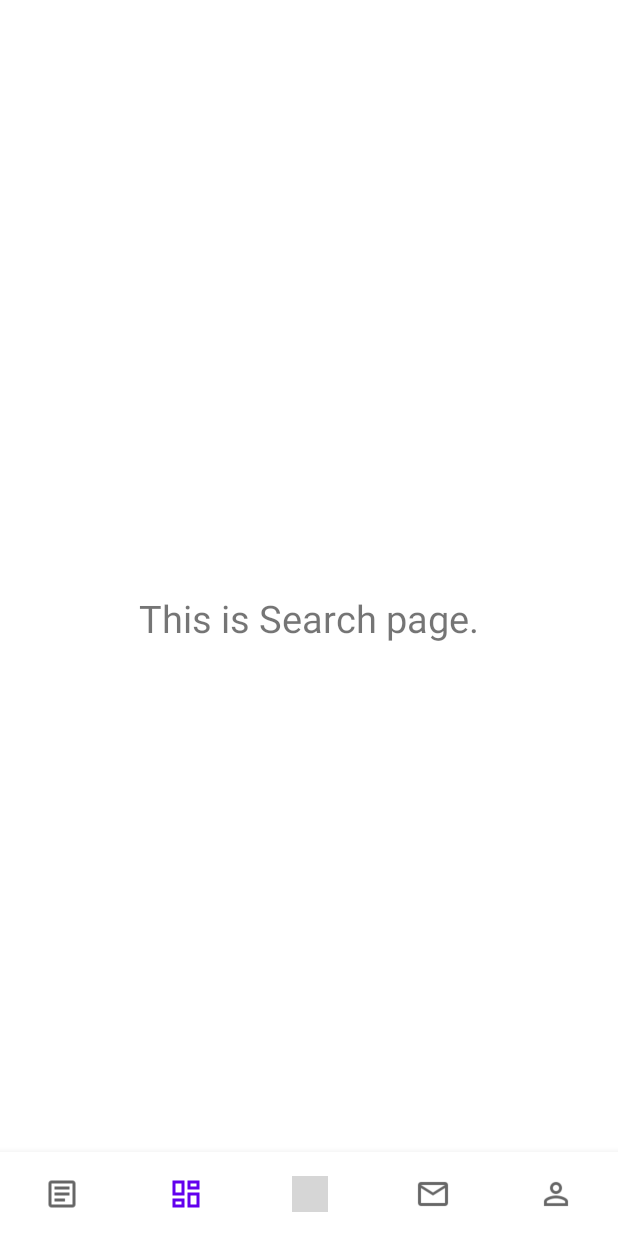
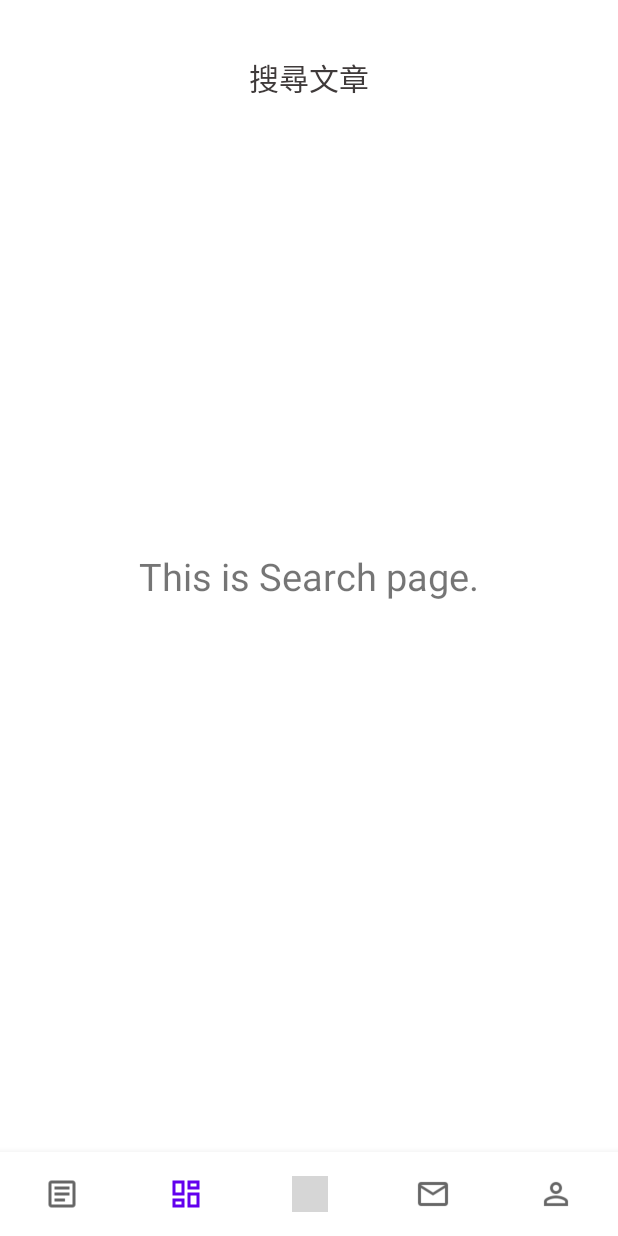
Before and after one commit to Andy177-Apps/KnowHow-Binding, an Android app: the screen it shows after launch (MainActivity), item 2 of the bottom bar chosen, on a phone screen of 412 x 824 dp. Run offline under Robolectric (Android 15) with nearby library versions, the phone set to English and light mode, and no system bars; our stand-ins replace data binding; 1 statement that could not run was skipped; grey boxes are pictures that could not be loaded.

Commit message:
Set ToolBar.

```diff
--- a/app/src/main/java/com/wenbin/knowhowbinding/MainActivity.kt
+++ b/app/src/main/java/com/wenbin/knowhowbinding/MainActivity.kt
@@ -1,22 +1,20 @@
 package com.wenbin.knowhowbinding
 
+import android.os.Build
+import android.os.Bundle
+import android.util.DisplayMetrics
+import android.view.Gravity
+import android.view.View
 import androidx.appcompat.app.AppCompatActivity
-import android.os.Bundle
-import android.view.LayoutInflater
-import androidx.activity.viewModels
+import androidx.appcompat.widget.Toolbar
 import androidx.databinding.DataBindingUtil
 import androidx.lifecycle.ViewModelProvider
-import androidx.navigation.NavController
-import androidx.navigation.NavDestination
 import androidx.navigation.findNavController
-import com.google.android.material.bottomnavigation.BottomNavigationItemView
-import com.google.android.material.bottomnavigation.BottomNavigationMenuView
 import com.google.android.material.bottomnavigation.BottomNavigationView
-import com.wenbin.knowhowbinding.calendar.CalendarViewModel
+import com.wenbin.knowhowbinding.data.KnowHowBindingRepository
 import com.wenbin.knowhowbinding.databinding.ActivityMainBinding
-import com.wenbin.knowhowbinding.ext.getVmFactory
-import com.wenbin.knowhowbinding.home.HomeViewModel
-import com.wenbin.knowhowbinding.util.CurrentFragmentType
+import com.wenbin.knowhowbinding.factory.ViewModelFactory
+import kotlinx.coroutines.launch
 
 class MainActivity : AppCompatActivity() {
 //    val viewModel by viewModels<MainViewModel> { getVmFactory() }
@@ -69,11 +67,10 @@ class MainActivity : AppCompatActivity() {
 
     override fun onCreate(savedInstanceState: Bundle?) {
         super.onCreate(savedInstanceState)
-
         binding = DataBindingUtil.setContentView(this, R.layout.activity_main)
         binding.lifecycleOwner = this
 //        binding.viewModel = viewModel
-//        viewModel.runLog()
+
         setupBottomNav()
 //        setupNavController ()
     }
@@ -102,4 +99,9 @@ class MainActivity : AppCompatActivity() {
 //            }
 //        }
 //    }
+
+    fun resetToolBar(title: String){
+        binding.textViewToolBarTitle.text = title
+    }
+
 }
--- a/app/src/main/java/com/wenbin/knowhowbinding/MainViewModel.kt
+++ b/app/src/main/java/com/wenbin/knowhowbinding/MainViewModel.kt
@@ -10,8 +10,4 @@ class MainViewModel(private val knowHowBindingRepository: KnowHowBindingReposito
 
     // Record current fragment to support data binding
     val currentFragmentType = MutableLiveData<CurrentFragmentType>()
-
-    fun runLog() {
-        Log.d("wenbin", "shfoisfidsjfisfofsisfdo")
-    }
 }
--- a/app/src/main/java/com/wenbin/knowhowbinding/calendar/CalendarFragment.kt
+++ b/app/src/main/java/com/wenbin/knowhowbinding/calendar/CalendarFragment.kt
@@ -6,6 +6,7 @@ import android.view.View
 import android.view.ViewGroup
 import androidx.fragment.app.Fragment
 import androidx.lifecycle.ViewModelProvider
+import com.wenbin.knowhowbinding.MainActivity
 import com.wenbin.knowhowbinding.databinding.FragmentCalendarBinding
 
 class CalendarFragment : Fragment() {
@@ -23,6 +24,9 @@ class CalendarFragment : Fragment() {
         binding.lifecycleOwner = this
         binding.viewModel = viewModel
 
+        if (activity is MainActivity) {
+            (activity as MainActivity).resetToolBar("月曆")
+        }
         return binding.root
     }
 }
--- a/app/src/main/java/com/wenbin/knowhowbinding/chatroom/ChatRoomFragment.kt
+++ b/app/src/main/java/com/wenbin/knowhowbinding/chatroom/ChatRoomFragment.kt
@@ -6,6 +6,7 @@ import android.view.View
 import android.view.ViewGroup
 import androidx.fragment.app.Fragment
 import androidx.lifecycle.ViewModelProvider
+import com.wenbin.knowhowbinding.MainActivity
 import com.wenbin.knowhowbinding.databinding.FragmentChatroomBinding
 
 class ChatRoomFragment  : Fragment() {
@@ -23,6 +24,9 @@ class ChatRoomFragment  : Fragment() {
         binding.lifecycleOwner = this
         binding.viewModel = viewModel
 
+        if (activity is MainActivity) {
+            (activity as MainActivity).resetToolBar("聊天紀錄")
+        }
         return binding.root
     }
 }
--- a/app/src/main/java/com/wenbin/knowhowbinding/home/HomeFragment.kt
+++ b/app/src/main/java/com/wenbin/knowhowbinding/home/HomeFragment.kt
@@ -6,6 +6,7 @@ import android.view.View
 import android.view.ViewGroup
 import androidx.fragment.app.Fragment
 import androidx.lifecycle.ViewModelProvider
+import com.wenbin.knowhowbinding.MainActivity
 import com.wenbin.knowhowbinding.databinding.FragmentHomeBinding
 
 class HomeFragment : Fragment() {
@@ -23,6 +24,9 @@ class HomeFragment : Fragment() {
         binding.lifecycleOwner = this
         binding.viewModel = viewModel
 
+        if (activity is MainActivity) {
+            (activity as MainActivity).resetToolBar("文章列表")
+        }
         return binding.root
     }
 }
--- a/app/src/main/java/com/wenbin/knowhowbinding/profile/ProfileFragment.kt
+++ b/app/src/main/java/com/wenbin/knowhowbinding/profile/ProfileFragment.kt
@@ -6,6 +6,7 @@ import android.view.View
 import android.view.ViewGroup
 import androidx.fragment.app.Fragment
 import androidx.lifecycle.ViewModelProvider
+import com.wenbin.knowhowbinding.MainActivity
 import com.wenbin.knowhowbinding.databinding.FragmentProfileBinding
 
 
@@ -24,6 +25,9 @@ class ProfileFragment  : Fragment() {
         binding.lifecycleOwner = this
         binding.viewModel = viewModel
 
+        if (activity is MainActivity) {
+            (activity as MainActivity).resetToolBar("個人頁面")
+        }
         return binding.root
     }
 }
--- a/app/src/main/java/com/wenbin/knowhowbinding/search/SearchFragment.kt
+++ b/app/src/main/java/com/wenbin/knowhowbinding/search/SearchFragment.kt
@@ -6,6 +6,7 @@ import android.view.View
 import android.view.ViewGroup
 import androidx.fragment.app.Fragment
 import androidx.lifecycle.ViewModelProvider
+import com.wenbin.knowhowbinding.MainActivity
 import com.wenbin.knowhowbinding.databinding.FragmentSearchBinding
 
 class SearchFragment  : Fragment() {
@@ -23,6 +24,9 @@ class SearchFragment  : Fragment() {
         binding.lifecycleOwner = this
         binding.viewModel = viewModel
 
+        if (activity is MainActivity) {
+            (activity as MainActivity).resetToolBar("搜尋文章")
+        }
         return binding.root
     }
 }
--- a/app/src/main/res/layout/activity_main.xml
+++ b/app/src/main/res/layout/activity_main.xml
@@ -14,15 +14,33 @@
         android:layout_height="match_parent"
         tools:context=".MainActivity">
 
+        <androidx.appcompat.widget.Toolbar
+            android:id="@+id/my_toolbar"
+            android:layout_width="match_parent"
+            android:layout_height="80dp"
+            android:background="@color/white"
+            android:minHeight="?attr/actionBarSize"
+            android:theme="?attr/actionBarTheme"
+            app:layout_constraintEnd_toEndOf="parent"
+            app:layout_constraintStart_toStartOf="parent"
+            app:layout_constraintTop_toTopOf="parent" />
+
         <TextView
+            android:id="@+id/textView_ToolBar_title"
             android:layout_width="wrap_content"
             android:layout_height="wrap_content"
-            android:text="Hello World!"
-            android:visibility="gone"
-            app:layout_constraintBottom_toBottomOf="parent"
-            app:layout_constraintLeft_toLeftOf="parent"
-            app:layout_constraintRight_toRightOf="parent"
-            app:layout_constraintTop_toTopOf="parent" />
+            android:layout_marginTop="37dp"
+            android:textSize="20sp"
+            android:textColor="#3f3a3a"
+            android:textStyle="normal"
+            android:gravity="center_horizontal"
+            android:text="textView"
+            app:layout_constraintStart_toStartOf="parent"
+            app:layout_constraintEnd_toEndOf="parent"
+            app:layout_constraintTop_toTopOf="parent"
+            app:layout_constraintBottom_toBottomOf="@id/my_toolbar"
+            android:layout_marginBottom="14dp"
+            />
 
         <fragment
             android:id="@+id/myNavHostFragment"
@@ -32,7 +50,8 @@
             app:navGraph="@navigation/navigation"
             app:defaultNavHost="true"
             app:layout_constraintTop_toTopOf="parent"
-            app:layout_constraintBottom_toBottomOf="parent"
+            app:layout_constraintBottom_toTopOf="@id/bottomNavView"
+            app:layout_constraintTop_toBottomOf="@id/my_toolbar"
             app:layout_constraintStart_toStartOf="parent"
             app:layout_constraintEnd_toEndOf="parent" />
 
```
